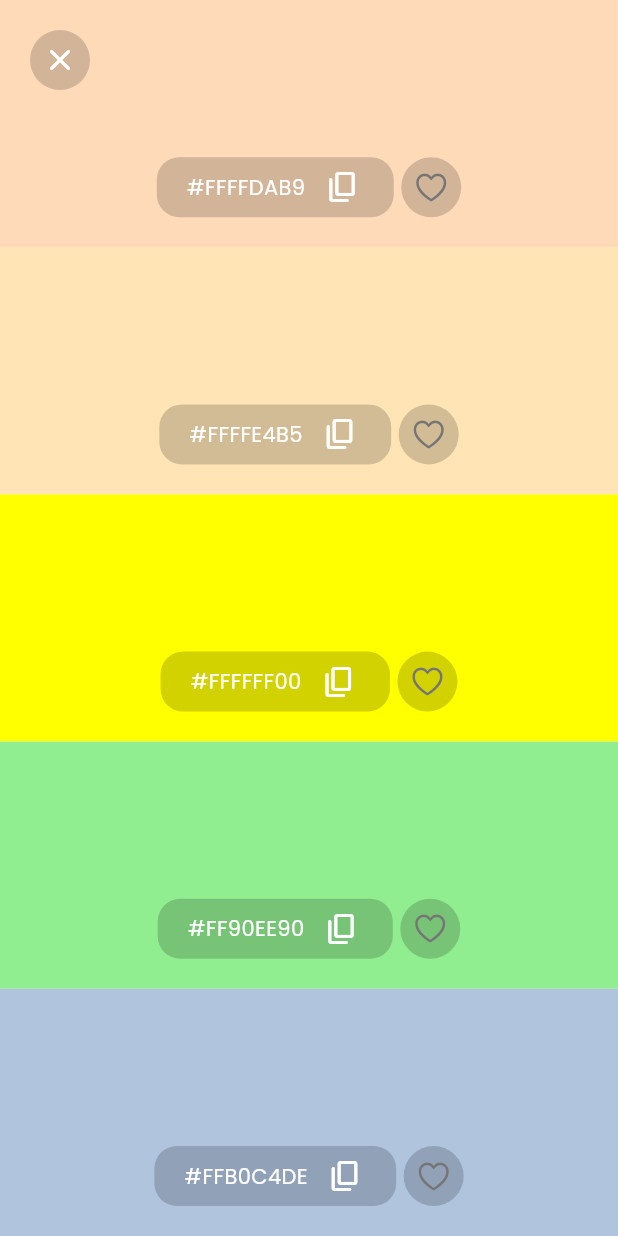
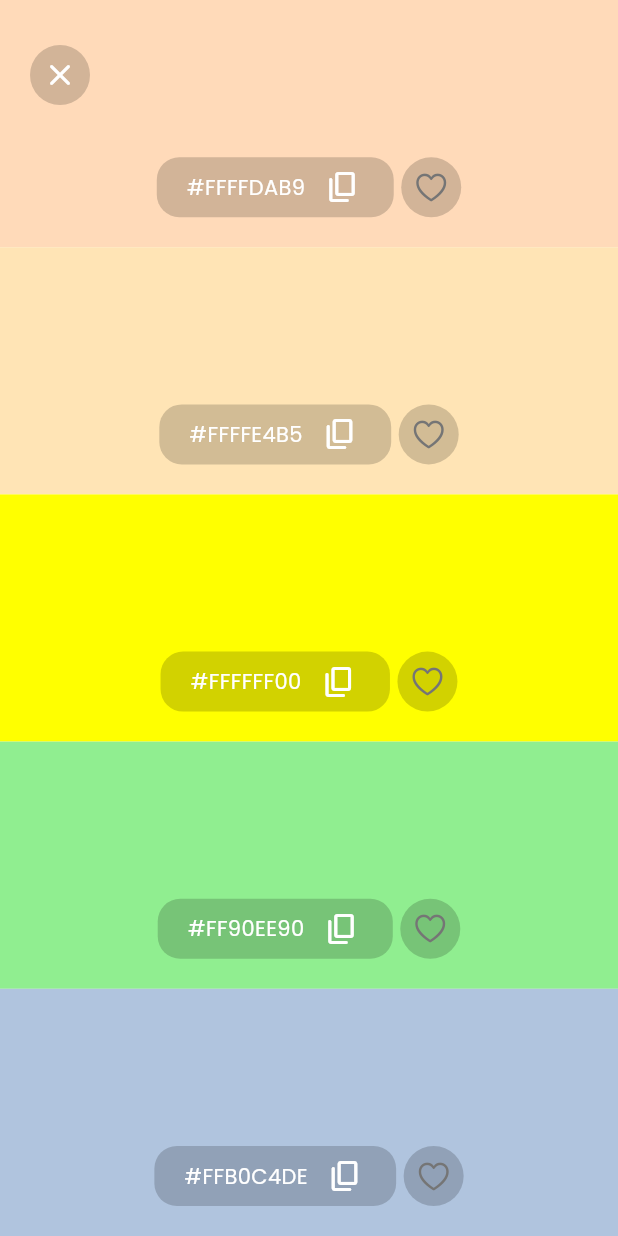
Before and after one commit to YousefShams/color_verse, a Flutter app: the screen it shows after launch, after a tap on an icon or button, on a phone screen of 412 x 824 dp. Run offline on Flutter 3.47's test engine with Material 2 defaults, Android fonts, the light colour scheme and no system bars; our stand-ins replace flutter_bloc, flutter_colorpicker, get_it, hive, hive_flutter, image_picker and 2 more; missing offline and left inert: clipboard; accounts and stored records are empty; project files that could hold a hidden picture were left out.

Commit message:
fixing close button space area

```diff
--- a/lib/app/components/close_icon_button.dart
+++ b/lib/app/components/close_icon_button.dart
@@ -1,3 +1,4 @@
+import 'package:color_verse/app/resources/app_values.dart';
 import 'package:flutter/material.dart';
 
 import '../resources/app_colors.dart';
@@ -9,9 +10,12 @@ class CloseIconButton extends StatelessWidget {
   Widget build(BuildContext context) {
     return GestureDetector(
       onTap: () { Navigator.pop(context); },
-      child: CircleAvatar(
-        backgroundColor: AppColors.colorPaletteHexBox,
-        child: const Icon(Icons.close_rounded, color: Colors.white),
+      child: Padding(
+        padding: const EdgeInsets.only(top: AppValues.smallPadding),
+        child: CircleAvatar(
+          backgroundColor: AppColors.colorPaletteHexBox,
+          child: const Icon(Icons.close_rounded, color: Colors.white),
+        ),
       ),
     );
   }
--- a/lib/presentation/view/color_palette/components/color_palette_item.dart
+++ b/lib/presentation/view/color_palette/components/color_palette_item.dart
@@ -29,7 +29,7 @@ class ColorPaletteItem extends StatelessWidget {
               children: [
                 Visibility(
                   visible: index == 0,
-                  child: const CloseIconButton(),
+                  child: const SafeArea(child: CloseIconButton()),
                 ),
                 const Spacer()
               ],
```
